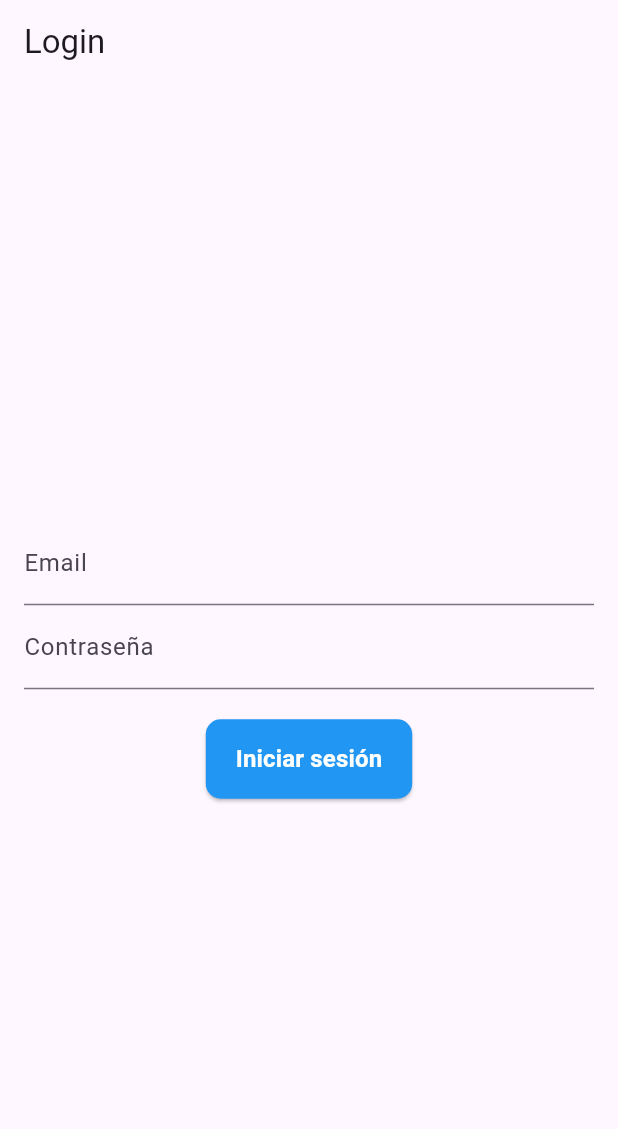
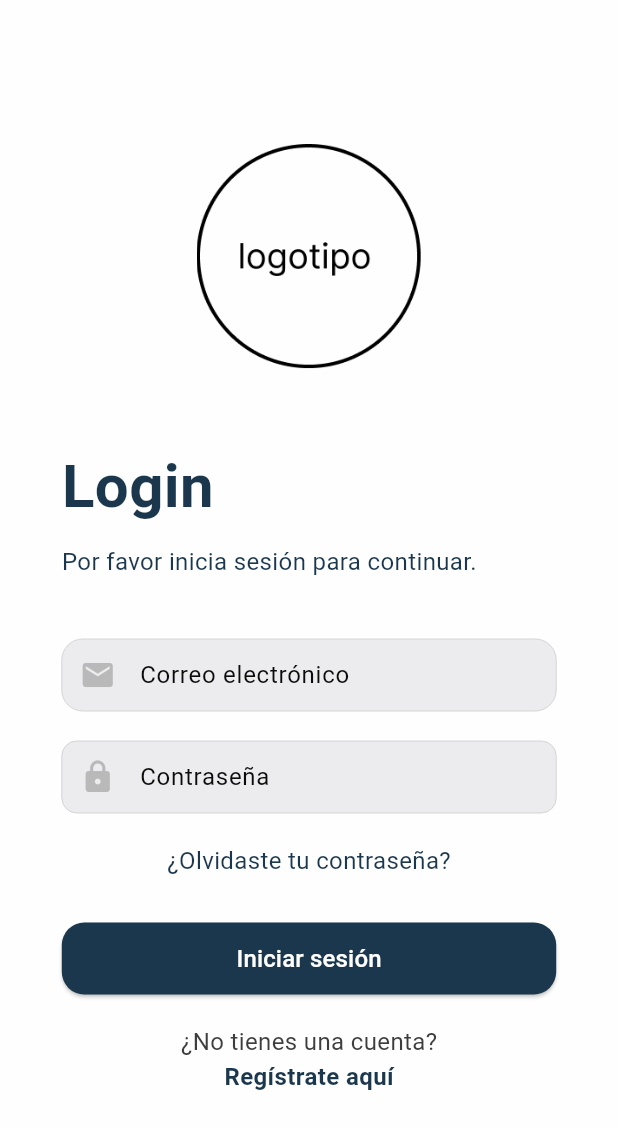
Before and after one commit to Neurosense-mx/TortillApp_flutter, a Flutter app: the screen it shows after launch, after a tap on "Iniciar sesión", on a phone screen of 412 x 824 dp. Shown: the top 1129 px of the screen. Run offline on Flutter 3.47's test engine with Material 3 defaults, Android fonts, the light colour scheme and no system bars.

Commit message:
Agregar modelos de Login y Register, paleta de colores y widgets personalizados

```diff
--- /dev/null
+++ b/lib/config/paletteColor.dart
@@ -0,0 +1,12 @@
+import 'dart:ui';
+
+class PaletaDeColores {
+  //color de fondo para la aplicación
+  final Color colorFondo = Color(0xFFFEFEFE);
+  final Color colorInputs= Color(0xFFECECEE);
+  final Color colorInputsIcon = Color(0xFFB9B9BA);
+  final Color colorPrincipal = Color(0xFF1B374D);
+  final Color colorNegro = Color.fromARGB(255, 11, 11, 11);
+  final Color colorTextSecundary = Color(0xFFFFFFFF);
+  final Color colorContornoBlanco = Color(0xFFD4D4D4);
+}
--- /dev/null
+++ b/lib/models/Login/Login.dart
@@ -0,0 +1,3 @@
+class LoginModel{
+
+}
--- /dev/null
+++ b/lib/models/Register/Register.dart
@@ -0,0 +1,3 @@
+class RegisterModel {
+
+}
--- a/lib/screens/Login/Login.dart
+++ b/lib/screens/Login/Login.dart
@@ -1,4 +1,5 @@
 import 'package:flutter/material.dart';
+import 'package:tortillapp/config/paletteColor.dart';
 import 'package:tortillapp/widgets/widgets.dart';
 
 class LoginScreen extends StatefulWidget {
@@ -7,50 +8,98 @@ class LoginScreen extends StatefulWidget {
 }
 
 class _LoginScreenState extends State<LoginScreen> {
+  final PaletaDeColores colores = PaletaDeColores();
+
   final TextEditingController _emailController = TextEditingController();
   final TextEditingController _passwordController = TextEditingController();
 
-  void _login() {
-    String email = _emailController.text;
-    String password = _passwordController.text;
-    if (email == 'admin@example.com' && password == '123456') {
-      ScaffoldMessenger.of(context).showSnackBar(
-        SnackBar(content: Text('Login exitoso')),
-      );
-    } else {
-      ScaffoldMessenger.of(context).showSnackBar(
-        SnackBar(content: Text('Credenciales incorrectas')),
-      );
-    }
-  }
+  void _login() {}
 
   @override
   Widget build(BuildContext context) {
+    double screenWidth = MediaQuery.of(context).size.width;
+
     return Scaffold(
-      appBar: AppBar(title: Text('Login')),
-      body: Padding(
+      backgroundColor: colores.colorFondo,
+      resizeToAvoidBottomInset: true, // Esto asegura que la pantalla se ajuste al aparecer el teclado
+      body: SingleChildScrollView( // Esto permite que el contenido sea desplazable
+        child: Padding(
           padding: const EdgeInsets.all(16.0),
+          child: Center(
+            child: Container(
+              width: screenWidth * 0.8, // 80% del ancho de la pantalla
               child: Column(
-          mainAxisAlignment: MainAxisAlignment.center,
+                mainAxisAlignment: MainAxisAlignment.start,
                 children: [
-            TextField(
+                  SizedBox(height: 80),
+                  Image.asset(
+                    'lib/assets/logo.png',
+                    height: 150,
+                  ),
+                  SizedBox(height: 50),
+                  Container(
+                    alignment: Alignment.centerLeft, // Alineación a la izquierda
+                    child: CustomWidgets().Tittle(
+                      text: 'Login',
+                      color: colores.colorPrincipal,
+                    ),
+                  ),
+                  SizedBox(height: 10),
+                  Container(
+                    alignment: Alignment.centerLeft, // Alineación a la izquierda
+                    child: CustomWidgets().Subtittle(
+                      text: 'Por favor inicia sesión para continuar.',
+                      color: colores.colorPrincipal,
+                    ),
+                  ),
+                  SizedBox(height: 40),
+                  // Usamos el widget customTextField desde CustomWidgets
+                  CustomWidgets().TextfieldPrimary(
                     controller: _emailController,
-              decoration: InputDecoration(labelText: 'Email'),
+                    label: 'Correo electrónico',
+                    hasIcon: true, // Pasamos true para mostrar el ícono
+                    icon: Icons.email, // El ícono del email
                     keyboardType: TextInputType.emailAddress,
                   ),
-            TextField(
+                  SizedBox(height: 20),
+                  // Usamos el widget TextfieldPass para la contraseña
+                  CustomWidgets().TextfieldPass(
                     controller: _passwordController,
-              decoration: InputDecoration(labelText: 'Contraseña'),
-              obscureText: true,
+                    label: 'Contraseña',
+                    hasIcon: true, // Mostrar ícono
+                    icon: Icons.lock, // Ícono de lock
                   ),
                   SizedBox(height: 20),
-            CustomButton(
-          text: "Iniciar sesión",
+                  Text('¿Olvidaste tu contraseña?',
+                      style: TextStyle(
+                        color: colores.colorPrincipal,
+                        fontWeight: FontWeight.normal,
+                        fontSize: 16
+                      )),
+                  SizedBox(height: 30),
+                  // Usamos el widget customButton desde CustomWidgets
+                  CustomWidgets().ButtonPrimary(
+                    text: 'Iniciar sesión',
                     onPressed: () {
                       print("Botón presionado");
                     },
                   ),
+                  SizedBox(height: 20),
+                  Text('¿No tienes una cuenta?',
+                      style: TextStyle(
+                        color: const Color.fromARGB(255, 61, 61, 61),
+                        fontSize: 16
+                      )),
+                  Text('Regístrate aquí',
+                      style: TextStyle(
+                        color: colores.colorPrincipal,
+                        fontWeight: FontWeight.bold,
+                        fontSize: 16
+                      )),
                 ],
+              ),
+            ),
+          ),
         ),
       ),
     );
--- a/lib/widgets/widgets.dart
+++ b/lib/widgets/widgets.dart
@@ -1,34 +1,132 @@
 import 'package:flutter/material.dart';
+import 'package:tortillapp/config/paletteColor.dart';
 
-class CustomButton extends StatelessWidget {
-  final String text;
-  final VoidCallback onPressed;
-  final Color color;
-  final Color textColor;
+class CustomWidgets extends StatelessWidget {
+  final PaletaDeColores colores = PaletaDeColores();
 
-  const CustomButton({
-    Key? key,
-    required this.text,
-    required this.onPressed,
-    this.color = Colors.blue,
-    this.textColor = Colors.white,
-  }) : super(key: key);
+  // Método para TextField con icono opcional
+  Widget TextfieldPrimary({
+    required TextEditingController controller,
+    required String label,
+    bool hasIcon = false, // Parámetro para decidir si tiene ícono
+    IconData? icon, // Parámetro para el icono, si se pasa
+    TextInputType keyboardType = TextInputType.text,
+  }) {
+    return TextField(
+      controller: controller,
+      decoration: InputDecoration(
+        labelText: label,
+        labelStyle: TextStyle(color: colores.colorNegro),
+        filled: true,
+        fillColor: colores.colorInputs,
+        enabledBorder: OutlineInputBorder(
+          borderSide: BorderSide(color: colores.colorContornoBlanco, width: 0),
+          borderRadius: BorderRadius.circular(14),
+        ),
+        focusedBorder: OutlineInputBorder(
+          borderSide: BorderSide(color: colores.colorPrincipal, width: 1),
+          borderRadius: BorderRadius.circular(14),
+        ),
+        contentPadding: EdgeInsets.symmetric(
+            vertical: 9, horizontal: 12), // Ajusta el alto aquí
+        prefixIcon: hasIcon
+            ? Icon(
+                icon, // Si tiene ícono, lo pasa
+                color: colores.colorInputsIcon,
+              )
+            : null, // Si no tiene ícono, no se pasa nada
+      ),
+      keyboardType: keyboardType,
+      cursorColor: colores.colorPrincipal, // Cambia el color del puntero aquí
+    );
+  }
+
+// Método para TextField de tipo Password (TextfieldPass)
+  Widget TextfieldPass({
+    required TextEditingController controller,
+    required String label,
+    bool hasIcon = false, // Parámetro para decidir si tiene ícono
+    IconData? icon, // Parámetro para el icono, si se pasa
+  }) {
+    return TextField(
+      controller: controller,
+      obscureText: true, // Hacemos que los caracteres se oculten
+      decoration: InputDecoration(
+        labelText: label,
+        labelStyle: TextStyle(color: colores.colorNegro),
+        filled: true,
+        fillColor: colores.colorInputs,
+        enabledBorder: OutlineInputBorder(
+          borderSide: BorderSide(color: colores.colorContornoBlanco, width: 0),
+          borderRadius: BorderRadius.circular(10),
+        ),
+        focusedBorder: OutlineInputBorder(
+          borderSide: BorderSide(color: colores.colorPrincipal, width: 1),
+          borderRadius: BorderRadius.circular(15),
+        ),
+        contentPadding: EdgeInsets.symmetric(vertical: 9, horizontal: 12), // Ajusta el alto aquí
+        prefixIcon: hasIcon
+            ? Icon(
+                icon, // Si tiene ícono, lo pasa
+                color: colores.colorInputsIcon,
+              )
+            : null, // Si no tiene ícono, no se pasa nada
+      ),
+      cursorColor: colores.colorPrincipal, // Cambia el color del puntero aquí
+    );
+  }
+
+  // Método para ElevatedButton
+  Widget ButtonPrimary({
+    required String text,
+    required VoidCallback onPressed,
+  }) {
+    return ElevatedButton(
+      onPressed: onPressed,
+      style: ElevatedButton.styleFrom(
+        foregroundColor: colores.colorFondo,
+        backgroundColor: colores.colorPrincipal, // Color del texto
+        minimumSize: Size(double.infinity,
+            48), // Tamaño mínimo del botón (igual al tamaño del TextField)
+        shape: RoundedRectangleBorder(
+          borderRadius: BorderRadius.circular(
+              15), // Radio de borde para que sea consistente con el TextField
+        ),
+      ),
+      child: Text(
+        text,
+        style: TextStyle(
+            fontSize: 16), // Ajusta el tamaño del texto si lo necesitas
+      ),
+    );
+  }
+
+// Tittle widget
+  Widget Tittle({required String text, required Color color}) {
+    return Text(
+      text,
+      style: TextStyle(
+        fontSize: 40,
+        fontWeight: FontWeight.bold,
+        color: color,
+      ),
+    );
+  }
+
+  // Subtittle widget
+  Widget Subtittle({required String text, required Color color}) {
+    return Text(
+      text,
+      style: TextStyle(
+        fontSize: 16,
+        color: color,
+      ),
+    );
+  }
 
   @override
   Widget build(BuildContext context) {
-    return ElevatedButton(
-      style: ElevatedButton.styleFrom(
-        backgroundColor: color,
-        padding: const EdgeInsets.symmetric(horizontal: 20, vertical: 15),
-        shape: RoundedRectangleBorder(
-          borderRadius: BorderRadius.circular(10),
-        ),
-      ),
-      onPressed: onPressed,
-      child: Text(
-        text,
-        style: TextStyle(color: textColor, fontSize: 16, fontWeight: FontWeight.bold),
-      ),
-    );
+    // TODO: implement build
+    throw UnimplementedError();
   }
 }
--- a/pubspec.yaml
+++ b/pubspec.yaml
@@ -61,6 +61,7 @@ flutter:
   # To add assets to your application, add an assets section, like this:
   assets:
       - lib/assets/backgroundSplashScreen.png
+      - lib/assets/logo.png
   #   - images/a_dot_burr.jpeg
   #   - images/a_dot_ham.jpeg
 
```
Also changed, not shown: lib/assets/logo.png (added). Lines whose indentation alone changed are shown as unchanged.
